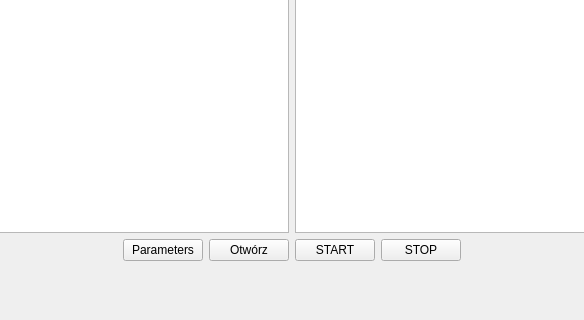
This is mainwindow.ui in Damianeroos/Wykrywanie_Ruchomych_Obiektow as Qt 5 draws it before an edit; both pictures show x 267 to 851 and y 327 to 647 of the 1117 by 647 pixel window. The edited form follows.
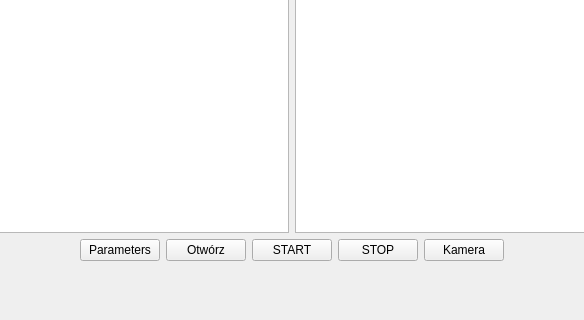
This is the edited form.

Commit message: Dodano przetwarzanie obrazu z kamery

The edit to the form file:
```diff
--- a/mainwindow.ui
+++ b/mainwindow.ui
@@ -76,6 +76,13 @@
           </property>
          </widget>
         </item>
+        <item>
+         <widget class="QPushButton" name="CameraButton">
+          <property name="text">
+           <string>Kamera</string>
+          </property>
+         </widget>
+        </item>
         <item>
          <spacer name="horizontalSpacer">
           <property name="orientation">
```
The commit also changes 2 other files.
